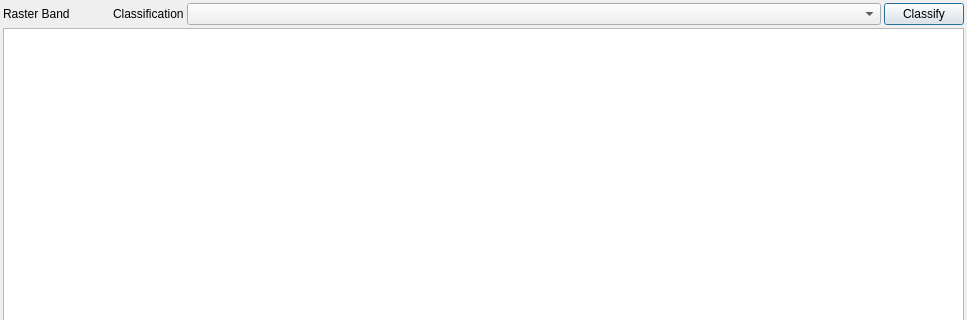
Qt form dialogs/Ui_RasterAttributeTableDialog.ui (noaa-ocs-hydrography/qgis-raster-attribute-table-plugin) before a commit; both pictures show x 0 to 967 and y 0 to 320 of the 967 by 489 pixel window.
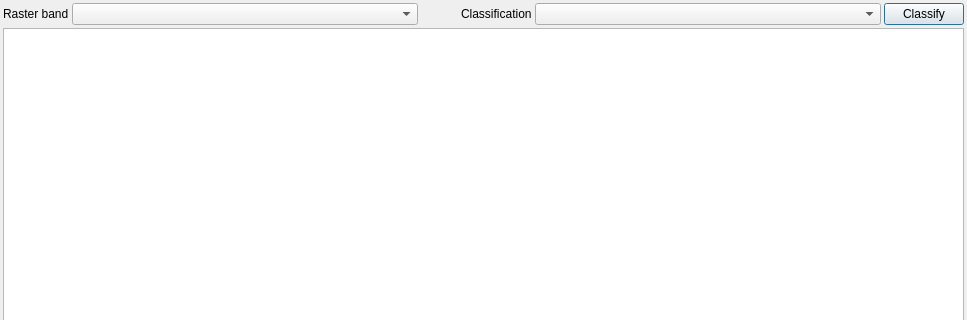
The same form after that commit.

Commit message: Back to bands selector

Diff of the .ui file:
```diff
--- a/dialogs/Ui_RasterAttributeTableDialog.ui
+++ b/dialogs/Ui_RasterAttributeTableDialog.ui
@@ -30,14 +30,17 @@
     <number>3</number>
    </property>
    <item>
-    <layout class="QHBoxLayout" name="horizontalLayout_2" stretch="0,0,0,1,0">
+    <layout class="QHBoxLayout" name="mTopLayout" stretch="0,1,0,0,1,0">
      <item>
       <widget class="QLabel" name="mRasterBand">
        <property name="text">
-        <string>Raster Band</string>
+        <string>Raster band</string>
        </property>
       </widget>
      </item>
+     <item>
+      <widget class="QComboBox" name="mRasterBandsComboBox"/>
+     </item>
      <item>
       <spacer name="horizontalSpacer_2">
        <property name="orientation">
```
Left out of the diff: 4 changed lines with no effect on the pictures. The commit also changes 1 other file.
